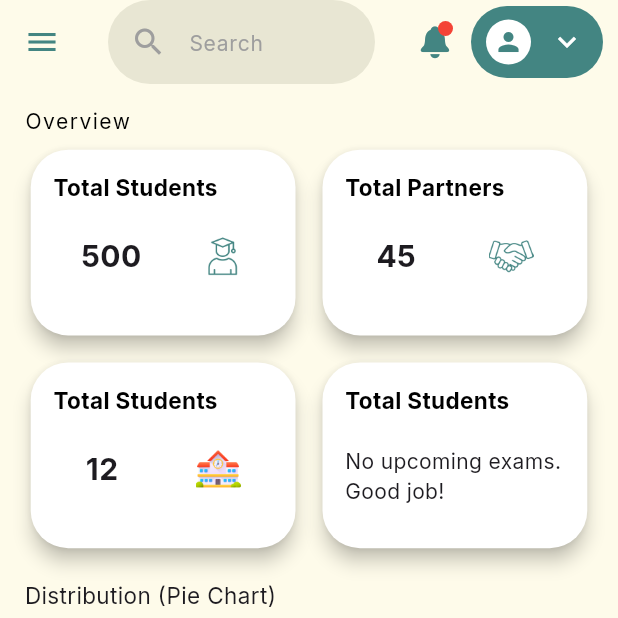
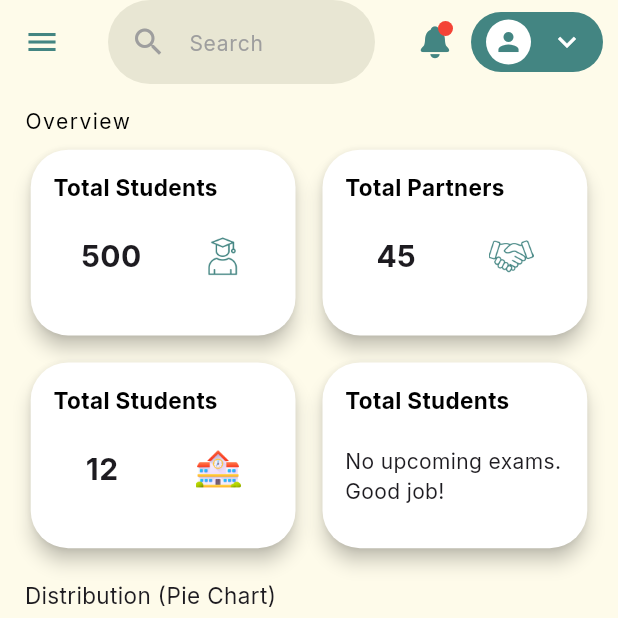
Before and after one commit to technotoxs07/Innovator, a Flutter app: the AdminDashboardScreen screen opened directly, on a phone screen of 412 x 824 dp, the top half of it. Run offline on Flutter 3.47's test engine with Material 3 defaults, Android fonts, the phone set to English and light mode, and no system bars; our stand-ins replace audioplayers, cached_network_image, carousel_slider, chewie, cloud_firestore, connectivity_plus and 25 more; missing offline and left inert: in_app_update, syncfusion_flutter_pdfviewer; accounts and stored records are empty; project files that could hold a hidden picture were left out; key blocks and very long unbroken strings in the code were emptied for the run.

Commit message:
Changed kms

```diff
--- a/lib/KMS/screens/constant_screen/appbar.dart
+++ b/lib/KMS/screens/constant_screen/appbar.dart
@@ -5,10 +5,10 @@ import 'package:innovator/KMS/constants/app_style.dart';
 
 class AppbarScreen extends ConsumerWidget {
   const AppbarScreen({super.key});
-
   @override
   Widget build(BuildContext context, WidgetRef ref) {
-    return  AppBar(
+    return SafeArea(
+      child: AppBar(
         iconTheme: IconThemeData(color: AppStyle.primaryColor),
         elevation: 0,
         backgroundColor: AppStyle.backgroundColor,
@@ -54,6 +54,8 @@ class AppbarScreen extends ConsumerWidget {
           ),
 
           Container(
+            height: 40,
+            width: 88,
             margin: EdgeInsets.only(right: 10),
             decoration: BoxDecoration(
               color: AppStyle.primaryColor,
@@ -92,8 +94,7 @@ class AppbarScreen extends ConsumerWidget {
             ),
           ),
         ],
-
-      );
-
+      ),
+    );
   }
 }
```
Also changed, not shown: lib/KMS/screens/auth/login_screen.dart (+15 -80 lines).
